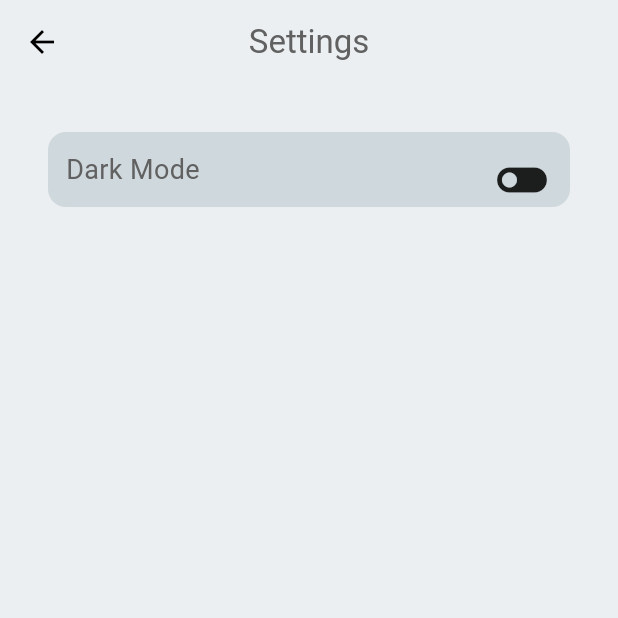
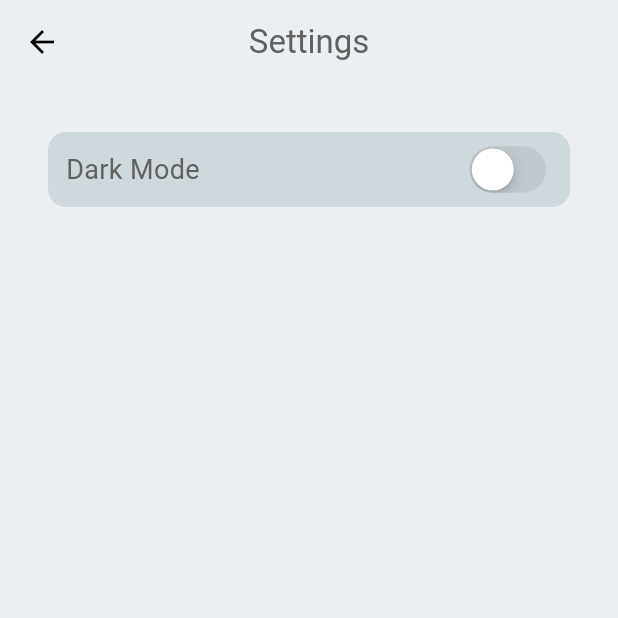
Before and after one commit to SuperCie/sgnr_app, a Flutter app: the SettingPage screen opened by its route, on a phone screen of 412 x 824 dp, the top half of it. Run offline on Flutter 3.47's test engine with Material 3 defaults, Android fonts, the light colour scheme and no system bars.

Commit message:
penambahan tema dark mode

```diff
--- a/lib/pages/setting_page.dart
+++ b/lib/pages/setting_page.dart
@@ -1,4 +1,7 @@
+import 'package:flutter/cupertino.dart';
 import 'package:flutter/material.dart';
+import 'package:provider/provider.dart';
+import 'package:sgnr_app/utilities/theme/theme_provider.dart';
 
 class SettingPage extends StatefulWidget {
   const SettingPage({super.key});
@@ -41,9 +44,13 @@ class _SettingPageState extends State<SettingPage> {
                       fontSize: 18,
                       color: Theme.of(context).colorScheme.inversePrimary),
                 ),
-                const Icon(
-                  Icons.toggle_off,
-                  size: 40,
+                CupertinoSwitch(
+                  value: Provider.of<ThemeProvider>(context, listen: false)
+                      .isDarkMode,
+                  onChanged: (value) {
+                    Provider.of<ThemeProvider>(context, listen: false)
+                        .toggleMode();
+                  },
                 )
               ],
             ),
--- a/lib/utilities/components/mybutton.dart
+++ b/lib/utilities/components/mybutton.dart
@@ -15,7 +15,6 @@ class Mybutton extends StatelessWidget {
           color: Theme.of(context).colorScheme.primary,
           borderRadius: BorderRadius.circular(12),
         ),
-        width: 50,
         padding: const EdgeInsets.all(12),
         child: child,
       ),
--- /dev/null
+++ b/lib/utilities/theme/dark_theme.dart
@@ -0,0 +1,10 @@
+import 'package:flutter/material.dart';
+
+ThemeData darkMode = ThemeData(
+  brightness: Brightness.dark,
+  colorScheme: ColorScheme.dark(
+      surface: Colors.grey.shade900,
+      primary: const Color(0xFFCFD8DC),
+      secondary: Colors.white,
+      inversePrimary: Colors.grey.shade700),
+);
--- /dev/null
+++ b/lib/utilities/theme/theme_provider.dart
@@ -0,0 +1,25 @@
+import 'package:flutter/cupertino.dart';
+import 'package:flutter/material.dart';
+import 'package:sgnr_app/utilities/theme/dark_theme.dart';
+import 'package:sgnr_app/utilities/theme/light_theme.dart';
+
+class ThemeProvider extends ChangeNotifier {
+  ThemeData _themeData = lightMode;
+
+  ThemeData get themeData => _themeData;
+
+  bool get isDarkMode => _themeData == darkMode;
+
+  set themeData(ThemeData themeData) {
+    _themeData = themeData;
+    notifyListeners();
+  }
+
+  void toggleMode() {
+    if (_themeData == lightMode) {
+      themeData = darkMode;
+    } else {
+      themeData = lightMode;
+    }
+  }
+}
--- a/pubspec.yaml
+++ b/pubspec.yaml
@@ -36,7 +36,7 @@ dependencies:
   # The following adds the Cupertino Icons font to your application.
   # Use with the CupertinoIcons class for iOS style icons.
   cupertino_icons: ^1.0.8
-  provider:
+  provider: ^6.1.2
 
 dev_dependencies:
   flutter_test:
```
Also changed, not shown: lib/main.dart (+11 -3 lines), lib/pages/cart_page.dart (+114 -9 lines), lib/pages/shop_page.dart (+10 -0 lines), lib/utilities/models/shop.tile.dart (+4 -4 lines).
